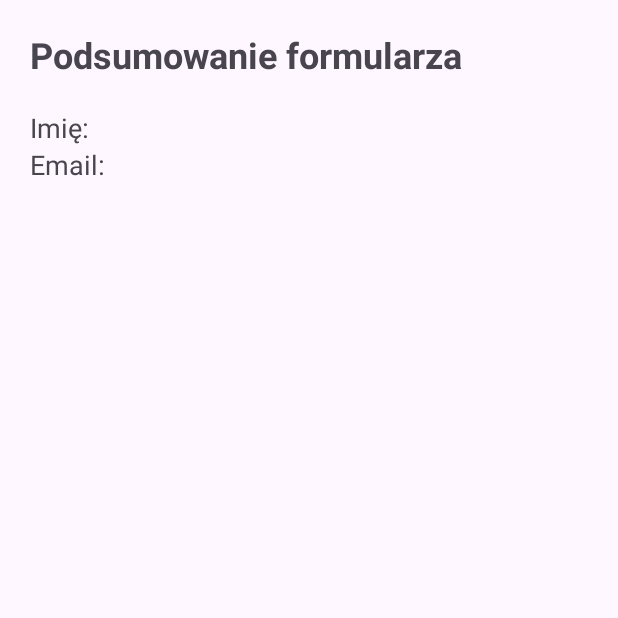
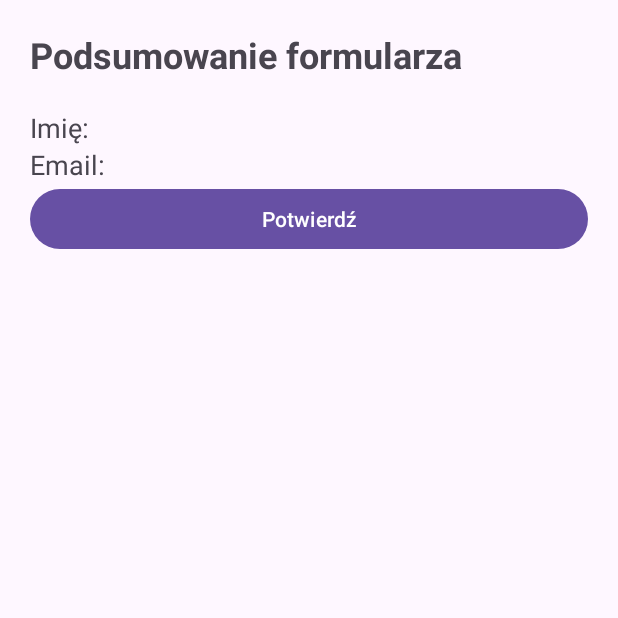
Before and after one commit to M1ki27/zad-1-15.11, an Android app: the screen it shows after launch (SummaryActivity), after a tap on "Dalej", on a phone screen of 412 x 824 dp, the top half of it. Run offline under Robolectric (Android 15) with nearby library versions, the phone set to English and light mode, and no system bars.

Commit message:
powrot z wynikiem przez ActivityResultLauncher

```diff
--- a/app/src/main/java/com/example/myapplication/MainActivity.java
+++ b/app/src/main/java/com/example/myapplication/MainActivity.java
@@ -4,13 +4,33 @@ import android.content.Intent;
 import android.os.Bundle;
 import android.widget.Button;
 import android.widget.EditText;
+import android.widget.Toast;
 
+import androidx.activity.result.ActivityResultLauncher;
+import androidx.activity.result.contract.ActivityResultContracts;
 import androidx.appcompat.app.AppCompatActivity;
 
 public class MainActivity extends AppCompatActivity {
 
     EditText etName, etEmail;
     Button btnNext;
+
+    private final ActivityResultLauncher<Intent> summaryLauncher =
+            registerForActivityResult(
+                    new ActivityResultContracts.StartActivityForResult(),
+                    result -> {
+
+                        if (result.getResultCode() == RESULT_OK &&
+                                result.getData() != null) {
+
+                            String number = result.getData()
+                                    .getStringExtra(SummaryActivity.EXTRA_NUMBER);
+
+                            Toast.makeText(this,
+                                    "Zapisano: " + number,
+                                    Toast.LENGTH_LONG).show();
+                        }
+                    });
 
     @Override
     protected void onCreate(Bundle savedInstanceState) {
@@ -26,15 +46,12 @@ public class MainActivity extends AppCompatActivity {
             String name = etName.getText().toString();
             String email = etEmail.getText().toString();
 
-
             Intent intent = new Intent(MainActivity.this, SummaryActivity.class);
-
 
             intent.putExtra(SummaryActivity.EXTRA_NAME, name);
             intent.putExtra(SummaryActivity.EXTRA_EMAIL, email);
 
-
-            startActivity(intent);
+            summaryLauncher.launch(intent);
         });
     }
 }
--- a/app/src/main/java/com/example/myapplication/SummaryActivity.java
+++ b/app/src/main/java/com/example/myapplication/SummaryActivity.java
@@ -3,6 +3,7 @@ package com.example.myapplication;
 import android.os.Bundle;
 import android.content.Intent;
 import android.widget.TextView;
+import android.widget.Button;
 
 import androidx.appcompat.app.AppCompatActivity;
 
@@ -10,8 +11,10 @@ public class SummaryActivity extends AppCompatActivity {
 
     public static final String EXTRA_NAME = "NAME";
     public static final String EXTRA_EMAIL = "EMAIL";
+    public static final String EXTRA_NUMBER = "NUMBER";
 
     TextView tvName, tvEmail;
+    Button btnConfirm;
 
     @Override
     protected void onCreate(Bundle savedInstanceState) {
@@ -20,6 +23,7 @@ public class SummaryActivity extends AppCompatActivity {
 
         tvName = findViewById(R.id.tvName);
         tvEmail = findViewById(R.id.tvEmail);
+        btnConfirm = findViewById(R.id.btnConfirm);
 
         Intent intent = getIntent();
 
@@ -28,5 +32,16 @@ public class SummaryActivity extends AppCompatActivity {
 
         tvName.setText("Imię: " + name);
         tvEmail.setText("Email: " + email);
+
+        btnConfirm.setOnClickListener(v -> {
+
+            Intent result = new Intent();
+
+            result.putExtra(EXTRA_NUMBER, "ZG/4821");
+
+            setResult(RESULT_OK, result);
+
+            finish();
+        });
     }
 }
--- a/app/src/main/res/layout/activity_summary.xml
+++ b/app/src/main/res/layout/activity_summary.xml
@@ -28,4 +28,10 @@
         android:text="Email:"
         android:textSize="18sp" />
 
+    <Button
+        android:id="@+id/btnConfirm"
+        android:layout_width="match_parent"
+        android:layout_height="wrap_content"
+        android:text="Potwierdź" />
+
 </LinearLayout>
```
